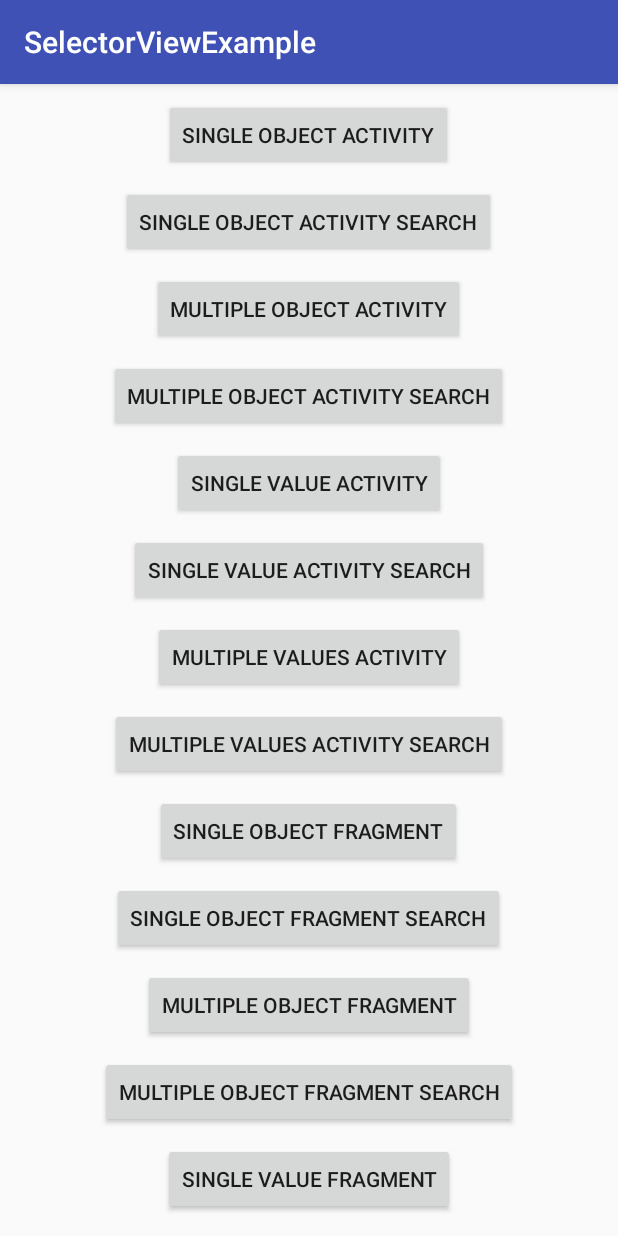
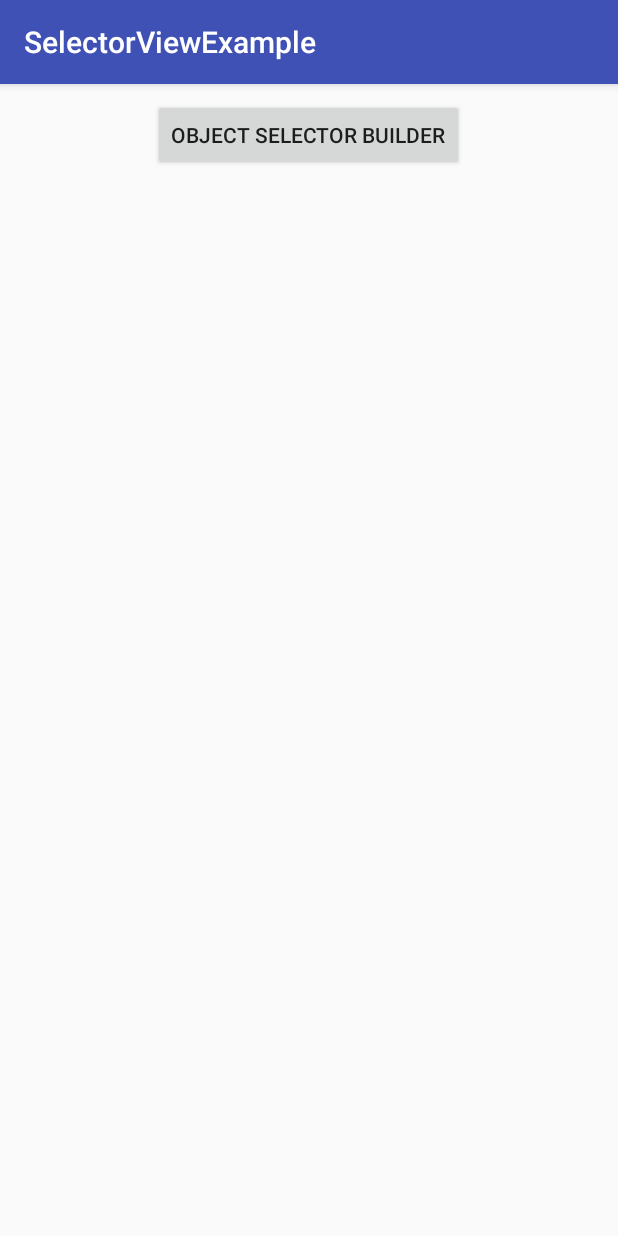
Before and after one commit to emilioscy/SelectorView-Android, an Android app: the screen it shows after launch (MainActivity), on a phone screen of 412 x 824 dp. Run offline under Robolectric (Android 15) with nearby library versions, the phone set to English and light mode, and no system bars.

```diff
--- a/app/src/main/res/layout/activity_main.xml
+++ b/app/src/main/res/layout/activity_main.xml
@@ -11,173 +11,173 @@
         android:gravity="center_horizontal"
         android:orientation="vertical">
 
-        <Button
-            android:layout_width="wrap_content"
-            android:layout_height="wrap_content"
-            android:layout_marginTop="10dp"
-            android:onClick="onSingleObjectActivity"
-            android:text="Single Object Activity" />
+        <!--<Button-->
+            <!--android:layout_width="wrap_content"-->
+            <!--android:layout_height="wrap_content"-->
+            <!--android:layout_marginTop="10dp"-->
+            <!--android:onClick="onSingleObjectActivity"-->
+            <!--android:text="Single Object Activity" />-->
 
-        <Button
-            android:layout_width="wrap_content"
-            android:layout_height="wrap_content"
-            android:layout_marginTop="10dp"
-            android:onClick="onSingleObjectActivitySearch"
-            android:text="Single Object Activity Search" />
+        <!--<Button-->
+            <!--android:layout_width="wrap_content"-->
+            <!--android:layout_height="wrap_content"-->
+            <!--android:layout_marginTop="10dp"-->
+            <!--android:onClick="onSingleObjectActivitySearch"-->
+            <!--android:text="Single Object Activity Search" />-->
 
-        <Button
-            android:layout_width="wrap_content"
-            android:layout_height="wrap_content"
-            android:layout_marginTop="10dp"
-            android:onClick="onMultipleObjectActivity"
-            android:text="Multiple Object Activity" />
+        <!--<Button-->
+            <!--android:layout_width="wrap_content"-->
+            <!--android:layout_height="wrap_content"-->
+            <!--android:layout_marginTop="10dp"-->
+            <!--android:onClick="onMultipleObjectActivity"-->
+            <!--android:text="Multiple Object Activity" />-->
 
         <Button
             android:layout_width="wrap_content"
             android:layout_height="wrap_content"
             android:layout_marginTop="10dp"
             android:onClick="onMultipleObjectActivitySearch"
-            android:text="Multiple Object Activity Search" />
+            android:text="Object Selector Builder" />
 
-        <Button
-            android:layout_width="wrap_content"
-            android:layout_height="wrap_content"
-            android:layout_marginTop="10dp"
-            android:onClick="onSingleValueActivity"
-            android:text="Single Value Activity" />
+        <!--<Button-->
+            <!--android:layout_width="wrap_content"-->
+            <!--android:layout_height="wrap_content"-->
+            <!--android:layout_marginTop="10dp"-->
+            <!--android:onClick="onSingleValueActivity"-->
+            <!--android:text="Single Value Activity" />-->
 
-        <Button
-            android:layout_width="wrap_content"
-            android:layout_height="wrap_content"
-            android:layout_marginTop="10dp"
-            android:onClick="onSingleValueActivitySearch"
-            android:text="Single Value Activity Search" />
+        <!--<Button-->
+            <!--android:layout_width="wrap_content"-->
+            <!--android:layout_height="wrap_content"-->
+            <!--android:layout_marginTop="10dp"-->
+            <!--android:onClick="onSingleValueActivitySearch"-->
+            <!--android:text="Single Value Activity Search" />-->
 
-        <Button
-            android:layout_width="wrap_content"
-            android:layout_height="wrap_content"
-            android:layout_marginTop="10dp"
-            android:onClick="onMultipleValuesActivity"
-            android:text="Multiple Values Activity" />
+        <!--<Button-->
+            <!--android:layout_width="wrap_content"-->
+            <!--android:layout_height="wrap_content"-->
+            <!--android:layout_marginTop="10dp"-->
+            <!--android:onClick="onMultipleValuesActivity"-->
+            <!--android:text="Multiple Values Activity" />-->
 
-        <Button
-            android:layout_width="wrap_content"
-            android:layout_height="wrap_content"
-            android:layout_marginTop="10dp"
-            android:onClick="onMultipleValuesActivitySearch"
-            android:text="Multiple Values Activity Search" />
+        <!--<Button-->
+            <!--android:layout_width="wrap_content"-->
+            <!--android:layout_height="wrap_content"-->
+            <!--android:layout_marginTop="10dp"-->
+            <!--android:onClick="onMultipleValuesActivitySearch"-->
+            <!--android:text="Multiple Values Activity Search" />-->
 
-        <Button
-            android:layout_width="wrap_content"
-            android:layout_height="wrap_content"
-            android:layout_marginTop="10dp"
-            android:onClick="onSingleObjectFragment"
-            android:text="Single Object Fragment" />
+        <!--<Button-->
+            <!--android:layout_width="wrap_content"-->
+            <!--android:layout_height="wrap_content"-->
+            <!--android:layout_marginTop="10dp"-->
+            <!--android:onClick="onSingleObjectFragment"-->
+            <!--android:text="Single Object Fragment" />-->
 
-        <Button
-            android:layout_width="wrap_content"
-            android:layout_height="wrap_content"
-            android:layout_marginTop="10dp"
-            android:onClick="onSingleObjectFragmentSearch"
-            android:text="Single Object Fragment Search" />
+        <!--<Button-->
+            <!--android:layout_width="wrap_content"-->
+            <!--android:layout_height="wrap_content"-->
+            <!--android:layout_marginTop="10dp"-->
+            <!--android:onClick="onSingleObjectFragmentSearch"-->
+            <!--android:text="Single Object Fragment Search" />-->
 
-        <Button
-            android:layout_width="wrap_content"
-            android:layout_height="wrap_content"
-            android:layout_marginTop="10dp"
-            android:onClick="onMultipleObjectFragment"
-            android:text="Multiple Object Fragment" />
+        <!--<Button-->
+            <!--android:layout_width="wrap_content"-->
+            <!--android:layout_height="wrap_content"-->
+            <!--android:layout_marginTop="10dp"-->
+            <!--android:onClick="onMultipleObjectFragment"-->
+            <!--android:text="Multiple Object Fragment" />-->
 
-        <Button
-            android:layout_width="wrap_content"
-            android:layout_height="wrap_content"
-            android:layout_marginTop="10dp"
-            android:onClick="onMultipleObjectFragmentSearch"
-            android:text="Multiple Object Fragment Search" />
+        <!--<Button-->
+            <!--android:layout_width="wrap_content"-->
+            <!--android:layout_height="wrap_content"-->
+            <!--android:layout_marginTop="10dp"-->
+            <!--android:onClick="onMultipleObjectFragmentSearch"-->
+            <!--android:text="Multiple Object Fragment Search" />-->
 
-        <Button
-            android:layout_width="wrap_content"
-            android:layout_height="wrap_content"
-            android:layout_marginTop="10dp"
-            android:onClick="onSingleValueFragment"
-            android:text="Single Value Fragment" />
+        <!--<Button-->
+            <!--android:layout_width="wrap_content"-->
+            <!--android:layout_height="wrap_content"-->
+            <!--android:layout_marginTop="10dp"-->
+            <!--android:onClick="onSingleValueFragment"-->
+            <!--android:text="Single Value Fragment" />-->
 
-        <Button
-            android:layout_width="wrap_content"
-            android:layout_height="wrap_content"
-            android:layout_marginTop="10dp"
-            android:onClick="onSingleValueFragmentSearch"
-            android:text="Single Value Fragment Search" />
+        <!--<Button-->
+            <!--android:layout_width="wrap_content"-->
+            <!--android:layout_height="wrap_content"-->
+            <!--android:layout_marginTop="10dp"-->
+            <!--android:onClick="onSingleValueFragmentSearch"-->
+            <!--android:text="Single Value Fragment Search" />-->
 
-        <Button
-            android:layout_width="wrap_content"
-            android:layout_height="wrap_content"
-            android:layout_marginTop="10dp"
-            android:onClick="onMultipleValuesFragment"
-            android:text="Multiple Values Fragment" />
+        <!--<Button-->
+            <!--android:layout_width="wrap_content"-->
+            <!--android:layout_height="wrap_content"-->
+            <!--android:layout_marginTop="10dp"-->
+            <!--android:onClick="onMultipleValuesFragment"-->
+            <!--android:text="Multiple Values Fragment" />-->
 
-        <Button
-            android:layout_width="wrap_content"
-            android:layout_height="wrap_content"
-            android:layout_marginTop="10dp"
-            android:onClick="onMultipleValuesFragmentSearch"
-            android:text="Multiple Values Fragment Search" />
+        <!--<Button-->
+            <!--android:layout_width="wrap_content"-->
+            <!--android:layout_height="wrap_content"-->
+            <!--android:layout_marginTop="10dp"-->
+            <!--android:onClick="onMultipleValuesFragmentSearch"-->
+            <!--android:text="Multiple Values Fragment Search" />-->
 
-        <Button
-            android:layout_width="wrap_content"
-            android:layout_height="wrap_content"
-            android:layout_marginTop="10dp"
-            android:onClick="onSingleObjectSelectorView"
-            android:text="Single Object SelectorView" />
+        <!--<Button-->
+            <!--android:layout_width="wrap_content"-->
+            <!--android:layout_height="wrap_content"-->
+            <!--android:layout_marginTop="10dp"-->
+            <!--android:onClick="onSingleObjectSelectorView"-->
+            <!--android:text="Single Object SelectorView" />-->
 
-        <Button
-            android:layout_width="wrap_content"
-            android:layout_height="wrap_content"
-            android:layout_marginTop="10dp"
-            android:onClick="onSingleObjectSelectorViewSearch"
-            android:text="Single Object SelectorView Search" />
+        <!--<Button-->
+            <!--android:layout_width="wrap_content"-->
+            <!--android:layout_height="wrap_content"-->
+            <!--android:layout_marginTop="10dp"-->
+            <!--android:onClick="onSingleObjectSelectorViewSearch"-->
+            <!--android:text="Single Object SelectorView Search" />-->
 
-        <Button
-            android:layout_width="wrap_content"
-            android:layout_height="wrap_content"
-            android:layout_marginTop="10dp"
-            android:onClick="onMultipleObjectSelectorView"
-            android:text="Multiple Object SelectorView" />
+        <!--<Button-->
+            <!--android:layout_width="wrap_content"-->
+            <!--android:layout_height="wrap_content"-->
+            <!--android:layout_marginTop="10dp"-->
+            <!--android:onClick="onMultipleObjectSelectorView"-->
+            <!--android:text="Multiple Object SelectorView" />-->
 
-        <Button
-            android:layout_width="wrap_content"
-            android:layout_height="wrap_content"
-            android:layout_marginTop="10dp"
-            android:onClick="onMultipleObjectSelectorViewSearch"
-            android:text="Multiple Object SelectorView Search" />
+        <!--<Button-->
+            <!--android:layout_width="wrap_content"-->
+            <!--android:layout_height="wrap_content"-->
+            <!--android:layout_marginTop="10dp"-->
+            <!--android:onClick="onMultipleObjectSelectorViewSearch"-->
+            <!--android:text="Multiple Object SelectorView Search" />-->
 
-        <Button
-            android:layout_width="wrap_content"
-            android:layout_height="wrap_content"
-            android:layout_marginTop="10dp"
-            android:onClick="onSingleValueSelectorView"
-            android:text="Single Value SelectorView" />
+        <!--<Button-->
+            <!--android:layout_width="wrap_content"-->
+            <!--android:layout_height="wrap_content"-->
+            <!--android:layout_marginTop="10dp"-->
+            <!--android:onClick="onSingleValueSelectorView"-->
+            <!--android:text="Single Value SelectorView" />-->
 
-        <Button
-            android:layout_width="wrap_content"
-            android:layout_height="wrap_content"
-            android:layout_marginTop="10dp"
-            android:onClick="onSingleValueSelectorViewSearch"
-            android:text="Single Value SelectorView Search" />
+        <!--<Button-->
+            <!--android:layout_width="wrap_content"-->
+            <!--android:layout_height="wrap_content"-->
+            <!--android:layout_marginTop="10dp"-->
+            <!--android:onClick="onSingleValueSelectorViewSearch"-->
+            <!--android:text="Single Value SelectorView Search" />-->
 
-        <Button
-            android:layout_width="wrap_content"
-            android:layout_height="wrap_content"
-            android:layout_marginTop="10dp"
-            android:onClick="onMultipleValuesSelectorView"
-            android:text="Multiple Values SelectorView" />
+        <!--<Button-->
+            <!--android:layout_width="wrap_content"-->
+            <!--android:layout_height="wrap_content"-->
+            <!--android:layout_marginTop="10dp"-->
+            <!--android:onClick="onMultipleValuesSelectorView"-->
+            <!--android:text="Multiple Values SelectorView" />-->
 
-        <Button
-            android:layout_width="wrap_content"
-            android:layout_height="wrap_content"
-            android:layout_marginTop="10dp"
-            android:onClick="onMultipleValuesSelectorViewSearch"
-            android:text="Multiple Values SelectorView Search" />
+        <!--<Button-->
+            <!--android:layout_width="wrap_content"-->
+            <!--android:layout_height="wrap_content"-->
+            <!--android:layout_marginTop="10dp"-->
+            <!--android:onClick="onMultipleValuesSelectorViewSearch"-->
+            <!--android:text="Multiple Values SelectorView Search" />-->
 
     </LinearLayout>
 
--- a/selector/src/main/java/com/emcy/selector/SelectorActivityAttributes.java
+++ b/selector/src/main/java/com/emcy/selector/SelectorActivityAttributes.java
@@ -11,7 +11,7 @@ public class SelectorActivityAttributes extends SelectorAttributes {
 
     @StyleRes
     private int activityTheme = -1;
-    @StringRes
+    @ColorRes
     private int toolbarColor = -1;
     @StringRes
     private int titleText = -1;
```
